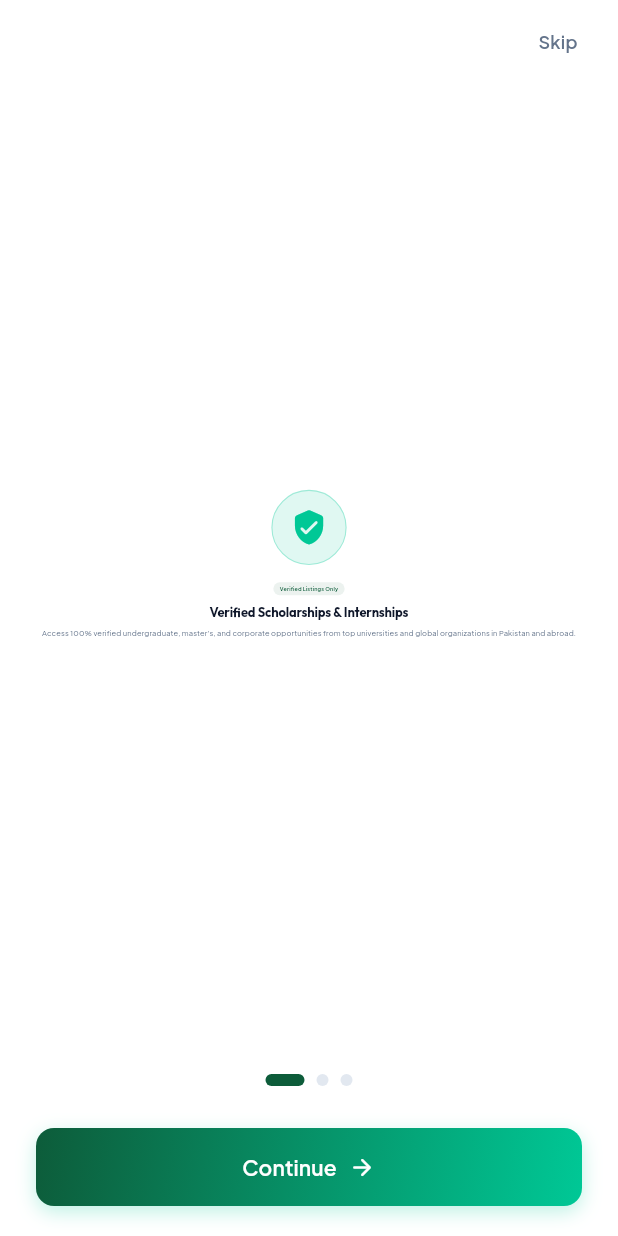
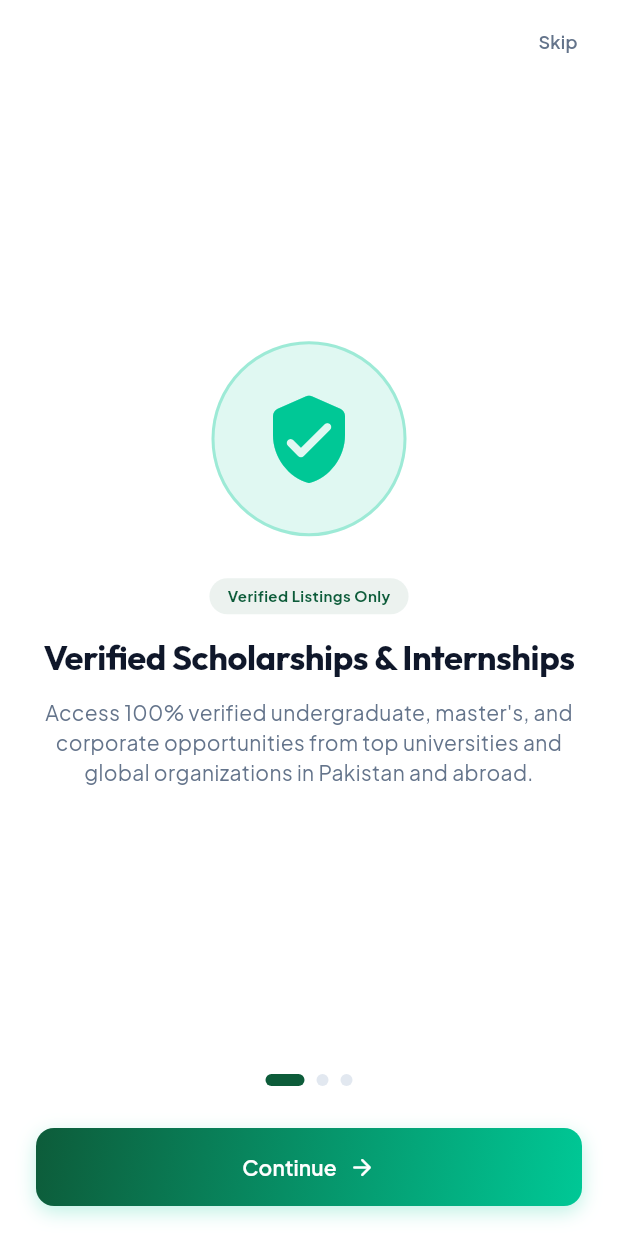
Before and after one commit to AB111122/Skills-Pathway-App, a Flutter app: the screen it shows after launch, on a phone screen of 412 x 824 dp. Run offline on Flutter 3.47's test engine with Material 3 defaults, Android fonts, the phone set to English and light mode, and no system bars; our stand-ins replace cloud_firestore, firebase_auth, firebase_core, flutter_dotenv, flutter_riverpod, go_router and 4 more; accounts and stored records are empty.

```diff
--- /dev/null
+++ b/devtools_options.yaml
@@ -0,0 +1,3 @@
+description: This file stores settings for Dart & Flutter DevTools.
+documentation: https://docs.flutter.dev/tools/devtools/extensions#configure-extension-enablement-states
+extensions:
--- a/lib/features/authentication/presentation/screens/onboarding_screen.dart
+++ b/lib/features/authentication/presentation/screens/onboarding_screen.dart
@@ -110,17 +110,28 @@ class _OnboardingScreenState extends State<OnboardingScreen> {
                   final item = _items[index];
                   return Padding(
                     padding: const EdgeInsets.symmetric(horizontal: 28.0),
-                    child: Center(
-                      child: FittedBox(
-                        fit: BoxFit.scaleDown,
+                    child: LayoutBuilder(
+                      builder: (context, constraints) {
+                        final screenHeight = MediaQuery.of(context).size.height;
+                        final isCompact = screenHeight < 700;
+                        final iconSize = isCompact ? 100.0 : 130.0;
+                        final iconInner = isCompact ? 50.0 : 64.0;
+                        final spacing = isCompact ? 18.0 : 28.0;
+
+                        return SingleChildScrollView(
+                          physics: const ClampingScrollPhysics(),
+                          child: ConstrainedBox(
+                            constraints: BoxConstraints(
+                              minHeight: constraints.maxHeight,
+                            ),
+                            child: IntrinsicHeight(
                               child: Column(
-                          mainAxisSize: MainAxisSize.min,
-                          mainAxisAlignment: MainAxisAlignment.start,
+                                mainAxisAlignment: MainAxisAlignment.center,
                                 children: [
                                   // Icon Hero Container
                                   Container(
-                          width: 140,
-                          height: 140,
+                                    width: iconSize,
+                                    height: iconSize,
                                     decoration: BoxDecoration(
                                       shape: BoxShape.circle,
                                       color: item.iconColor.withValues(alpha: 0.12),
@@ -132,12 +143,12 @@ class _OnboardingScreenState extends State<OnboardingScreen> {
                                     child: Center(
                                       child: Icon(
                                         item.icon,
-                              size: 70,
+                                        size: iconInner,
                                         color: item.iconColor,
                                       ),
                                     ),
                                   ),
-                        const SizedBox(height: 32),
+                                  SizedBox(height: spacing),
 
                                   // Badge Pill
                                   Container(
@@ -157,18 +168,19 @@ class _OnboardingScreenState extends State<OnboardingScreen> {
                                       ).copyWith(fontWeight: FontWeight.w700),
                                     ),
                                   ),
-                        const SizedBox(height: 16),
+                                  const SizedBox(height: 14),
 
                                   // Title
                                   Text(
                                     item.title,
                                     textAlign: TextAlign.center,
-                          style: AppTextStyles.displayMedium(context).copyWith(
-                            fontSize: 24,
+                                    style: AppTextStyles.displayMedium(context)
+                                        .copyWith(
+                                      fontSize: isCompact ? 20 : 23,
                                       height: 1.25,
                                     ),
                                   ),
-                        const SizedBox(height: 14),
+                                  const SizedBox(height: 12),
 
                                   // Description
                                   Text(
@@ -179,11 +191,17 @@ class _OnboardingScreenState extends State<OnboardingScreen> {
                                       color: isDark
                                           ? AppColors.textSecondaryDark
                                           : AppColors.textSecondaryLight,
+                                    ).copyWith(
+                                      fontSize: isCompact ? 13 : 14,
+                                      height: 1.4,
                                     ),
                                   ),
                                 ],
                               ),
                             ),
+                          ),
+                        );
+                      },
                     ),
                   );
                 },
--- a/lib/main.dart
+++ b/lib/main.dart
@@ -1,4 +1,5 @@
 import 'package:flutter/material.dart';
+import 'package:flutter_dotenv/flutter_dotenv.dart';
 import 'package:flutter_riverpod/flutter_riverpod.dart';
 import 'package:firebase_core/firebase_core.dart';
 
@@ -9,6 +10,7 @@ import 'firebase_options.dart';
 
 void main() async {
   WidgetsFlutterBinding.ensureInitialized();
+  await dotenv.load(fileName: ".env");
   await Firebase.initializeApp(options: DefaultFirebaseOptions.currentPlatform);
   runApp(const ProviderScope(child: SkillsPathwayApp()));
 }
--- a/pubspec.yaml
+++ b/pubspec.yaml
@@ -45,6 +45,8 @@ dependencies:
   firebase_auth: ^6.6.1
   cloud_firestore: ^6.9.0
   http: ^1.2.2
+  google_generative_ai: ^0.4.6
+  flutter_dotenv: ^5.1.0
 
 dev_dependencies:
   flutter_test:
@@ -67,6 +69,9 @@ flutter:
   # included with your application, so that you can use the icons in
   # the material Icons class.
   uses-material-design: true
+
+  assets:
+    - .env
 
   # To add assets to your application, add an assets section, like this:
   # assets:
```
Also changed, not shown: lib/features/authentication/presentation/controllers/auth_controller.dart (+10 -10 lines), lib/features/authentication/presentation/screens/register_organization_screen.dart (+8 -1 lines), lib/features/authentication/presentation/screens/register_student_screen.dart (+12 -3 lines), lib/features/chatbot/presentation/screens/ai_chat_screen.dart (+34 -36 lines), lib/services/ai_service.dart (+9 -4 lines), lib/services/gemini_service.dart (added, +31 -0 lines), pubspec.lock, 3 other files. Lines whose indentation alone changed are shown as unchanged.
